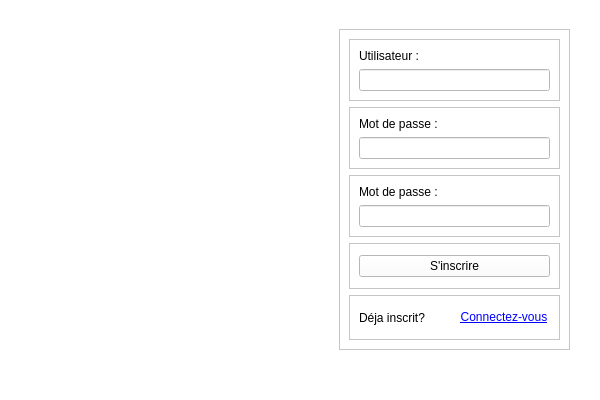
Totelof10/biblio, file mainwindow.ui: the form before one commit.
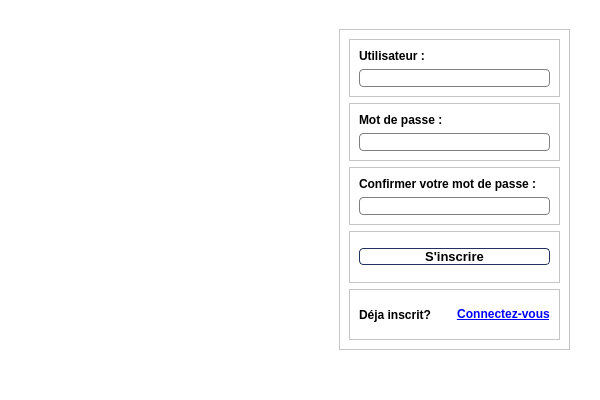
The form after the commit. Icons and pictures are not drawn.

Diff of the .ui file:
```diff
--- a/mainwindow.ui
+++ b/mainwindow.ui
@@ -32,6 +32,19 @@
    <layout class="QHBoxLayout" name="horizontalLayout">
     <item>
      <widget class="QStackedWidget" name="stackedWidget">
+      <property name="styleSheet">
+       <string notr="true">QLineEdit{
+	border: 1px solid grey;
+	border-radius: 4px;
+}
+QLineEdit:hover{
+	border: 2px solid #61677A;
+}
+QLineEdit:focus{
+	border: 2px solid #0078AA;
+}
+</string>
+      </property>
       <property name="currentIndex">
        <number>1</number>
       </property>
@@ -245,6 +258,11 @@
            <layout class="QVBoxLayout" name="verticalLayout_6">
             <item>
              <widget class="QLabel" name="label_5">
+              <property name="font">
+               <font>
+                <bold>true</bold>
+               </font>
+              </property>
               <property name="text">
                <string>Utilisateur :</string>
               </property>
@@ -267,6 +285,11 @@
            <layout class="QVBoxLayout" name="verticalLayout_7">
             <item>
              <widget class="QLabel" name="label_6">
+              <property name="font">
+               <font>
+                <bold>true</bold>
+               </font>
+              </property>
               <property name="text">
                <string>Mot de passe :</string>
               </property>
@@ -293,8 +316,13 @@
            <layout class="QVBoxLayout" name="verticalLayout_9">
             <item>
              <widget class="QLabel" name="label_9">
+              <property name="font">
+               <font>
+                <bold>true</bold>
+               </font>
+              </property>
               <property name="text">
-               <string>Mot de passe :</string>
+               <string>Confirmer votre mot de passe :</string>
               </property>
              </widget>
             </item>
@@ -319,12 +347,28 @@
            <layout class="QVBoxLayout" name="verticalLayout_8">
             <item>
              <widget class="QPushButton" name="btnInscription_2">
+              <property name="font">
+               <font>
+                <pointsize>10</pointsize>
+                <bold>true</bold>
+               </font>
+              </property>
               <property name="cursor">
                <cursorShape>PointingHandCursor</cursorShape>
               </property>
               <property name="mouseTracking">
                <bool>true</bool>
               </property>
+              <property name="styleSheet">
+               <string notr="true">QPushButton{
+	border: 1px solid #21325E;
+	border-radius: 4px;
+}
+QPushButton:hover{
+	background-color: #21325E;
+	color:white;
+}</string>
+              </property>
               <property name="text">
                <string>S'inscrire</string>
               </property>
@@ -344,6 +388,11 @@
            <layout class="QHBoxLayout" name="horizontalLayout_5">
             <item>
              <widget class="QLabel" name="label_7">
+              <property name="font">
+               <font>
+                <bold>true</bold>
+               </font>
+              </property>
               <property name="text">
                <string>Déja inscrit?</string>
               </property>
@@ -353,6 +402,7 @@
              <widget class="QPushButton" name="btnConnexion_2">
               <property name="font">
                <font>
+                <bold>true</bold>
                 <underline>true</underline>
                </font>
               </property>
```
Left out of the diff: 44 changed lines with no effect on the pictures.
